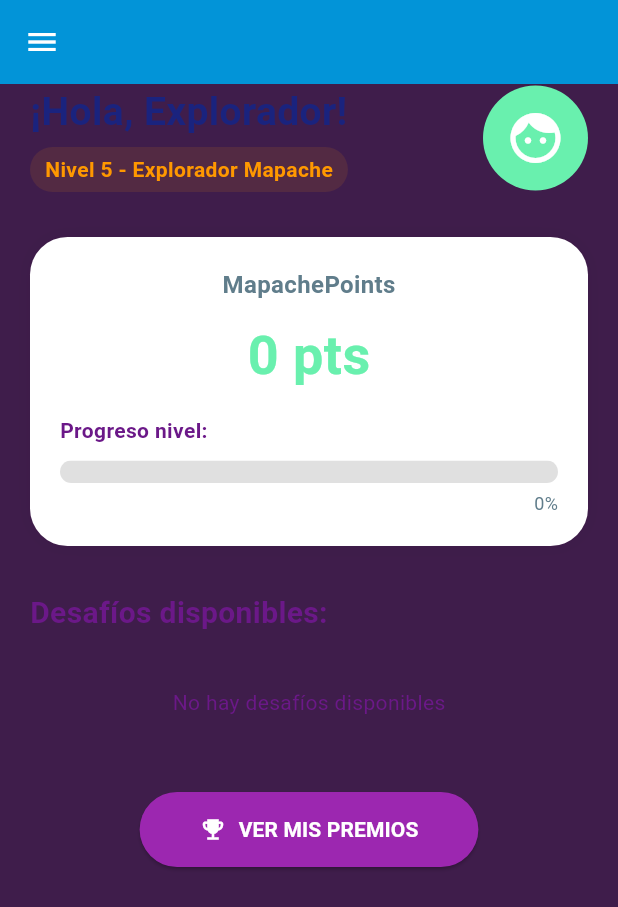
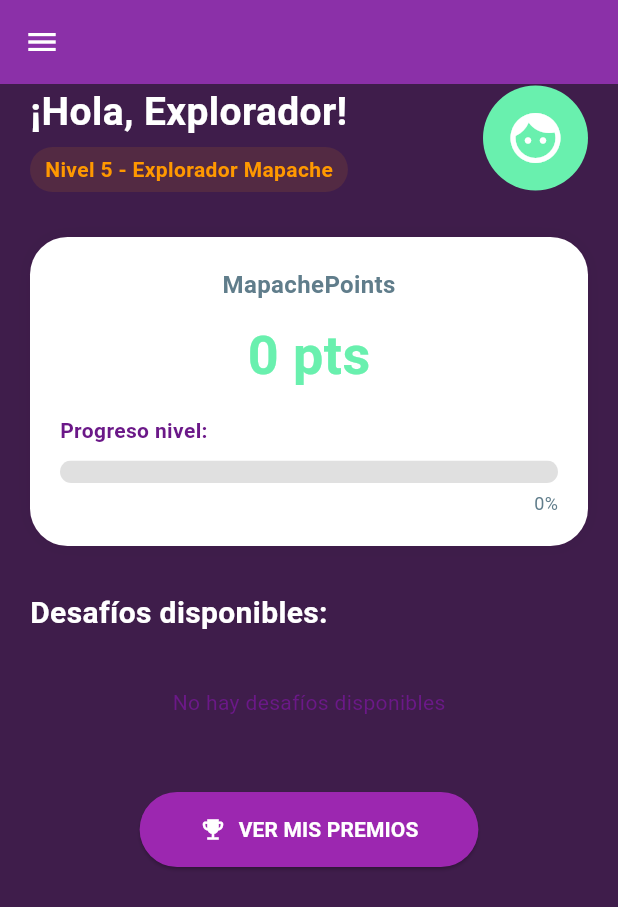
Before and after one commit to fernanda270122/mapachesecure-app, a Flutter app: the HomeHijoScreen screen opened directly, on a phone screen of 412 x 824 dp. Shown: the top 907 px of the screen. Run offline on Flutter 3.47's test engine with Material 3 defaults, Android fonts, the phone set to English and light mode, and no system bars; our stand-ins replace app_links, firebase_core, firebase_messaging, flutter_tts, shared_preferences; accounts and stored records are empty; network calls fail.

Commit message:
fix: colores panel hijo, sesion persistente hijo, icono y nombre app

```diff
--- a/lib/main.dart
+++ b/lib/main.dart
@@ -7,6 +7,7 @@ import 'package:mapachesecure_app/screens/auth/reset_password_screen.dart';
 import 'package:mapachesecure_app/screens/padre/home_padre_screen.dart';
 import 'package:mapachesecure_app/services/auth_service.dart';
 import 'package:mapachesecure_app/theme/app_colors.dart';
+import 'package:mapachesecure_app/screens/hijo/home_hijo_screen.dart';
 
 final GlobalKey<NavigatorState> navigatorKey = GlobalKey<NavigatorState>();
 
@@ -118,7 +119,7 @@ class _SplashScreenState extends State<SplashScreen> {
       if (!mounted) return;
       if (rol == 'padre') {
         Navigator.pushReplacement(context, MaterialPageRoute(builder: (_) => const HomePadreScreen()));
-      } else {
+      } else if(rol == 'hijo'){
         Navigator.pushReplacement(context, MaterialPageRoute(builder: (_) => const LoginScreen()));
       }
     } else {
--- a/lib/screens/hijo/home_hijo_screen.dart
+++ b/lib/screens/hijo/home_hijo_screen.dart
@@ -99,7 +99,7 @@ class _HomeHijoScreenState extends State<HomeHijoScreen> {
             DrawerHeader(
               decoration: const BoxDecoration(
                 gradient: LinearGradient(
-                  colors: [Colors.lightBlue, Colors.blueAccent],
+                  colors: [AppColors.accent, AppColors.primary],
                   begin: Alignment.topLeft,
                   end: Alignment.bottomRight,
                 ),
@@ -152,7 +152,7 @@ class _HomeHijoScreenState extends State<HomeHijoScreen> {
                 );
               },
             ),
-            _buildDrawerOption(Icons.history, 'Mi Actividad', Colors.blue, () {
+            _buildDrawerOption(Icons.history, 'Mi Actividad', Colors.white, () {
               Navigator.pop(context);
               Navigator.push(
                 context,
@@ -182,7 +182,7 @@ class _HomeHijoScreenState extends State<HomeHijoScreen> {
         ),
       ),
       appBar: AppBar(
-        backgroundColor: const Color.fromARGB(255, 2, 148, 216),
+        backgroundColor: AppColors.primary,
         foregroundColor: Colors.white,
         elevation: 0,
       ),
@@ -209,7 +209,7 @@ class _HomeHijoScreenState extends State<HomeHijoScreen> {
                                 style: const TextStyle(
                                   fontSize: 26,
                                   fontWeight: FontWeight.bold,
-                                  color: Color(0xFF1A237E),
+                                  color: Colors.white,
                                 ),
                               ),
                               const SizedBox(height: 5),
@@ -252,6 +252,7 @@ class _HomeHijoScreenState extends State<HomeHijoScreen> {
                         style: TextStyle(
                           fontSize: 20,
                           fontWeight: FontWeight.bold,
+                          color: Colors.white
                         ),
                       ),
                       const SizedBox(height: 15),
--- a/lib/screens/hijo/mi_actividad_screen.dart
+++ b/lib/screens/hijo/mi_actividad_screen.dart
@@ -25,7 +25,7 @@ class MiActividadScreen extends StatelessWidget {
               style: TextStyle(
                 fontSize: 24,
                 fontWeight: FontWeight.bold,
-                color: Color(0xFF1A237E),
+                color: Colors.white,
               ),
             ),
             const SizedBox(height: 20),
@@ -37,7 +37,7 @@ class MiActividadScreen extends StatelessWidget {
 
             const Text(
               'Tiempo por Aplicación',
-              style: TextStyle(fontSize: 18, fontWeight: FontWeight.bold),
+              style: TextStyle(fontSize: 18, fontWeight: FontWeight.bold, color: Colors.white),
             ),
             const SizedBox(height: 15),
 
@@ -121,7 +121,7 @@ class MiActividadScreen extends StatelessWidget {
             style: TextStyle(
               fontSize: 40,
               fontWeight: FontWeight.bold,
-              color: Color.fromARGB(255, 2, 148, 216),
+              color: AppColors.accent,
             ),
           ),
           const Text('de 3h permitidas', style: TextStyle(color: Colors.grey)),
--- a/lib/screens/hijo/mis_desafios_screen.dart
+++ b/lib/screens/hijo/mis_desafios_screen.dart
@@ -150,7 +150,7 @@ class _MisDesafiosScreenState extends State<MisDesafiosScreen> {
                         style: TextStyle(
                           fontSize: 18,
                           fontWeight: FontWeight.bold,
-                          color: Color(0xFF1A237E),
+                          color: AppColors.white,
                         ),
                       ),
                     ),
--- a/lib/screens/padre/home_padre_screen.dart
+++ b/lib/screens/padre/home_padre_screen.dart
@@ -3,7 +3,6 @@ import 'package:mapachesecure_app/screens/padre/revisar_evidencias_screen.dart';
 import 'package:shared_preferences/shared_preferences.dart';
 import 'package:mapachesecure_app/services/api_service.dart';
 import 'package:mapachesecure_app/screens/padre/desafios_screen.dart';
-import 'package:mapachesecure_app/screens/padre/recompensas_screen.dart';
 import 'package:mapachesecure_app/screens/padre/agregar_hijo_screen.dart';
 import 'package:mapachesecure_app/screens/padre/configurar_hijo.dart';
 import 'package:mapachesecure_app/services/auth_service.dart';
--- a/pubspec.yaml
+++ b/pubspec.yaml
@@ -52,6 +52,7 @@ dev_dependencies:
   # package. See that file for information about deactivating specific lint
   # rules and activating additional ones.
   flutter_lints: ^6.0.0
+  flutter_launcher_icons: ^0.14.3
 
 # For information on the generic Dart part of this file, see the
 # following page: https://dart.dev/tools/pub/pubspec
@@ -94,3 +95,7 @@ flutter:
   #
   # For details regarding fonts from package dependencies,
   # see https://flutter.dev/to/font-from-package
+flutter_launcher_icons:
+    android: true
+    ios: false
+    image_path: "assets/racculogo.png"
```
Also changed, not shown: pubspec.lock, 6 other files.
